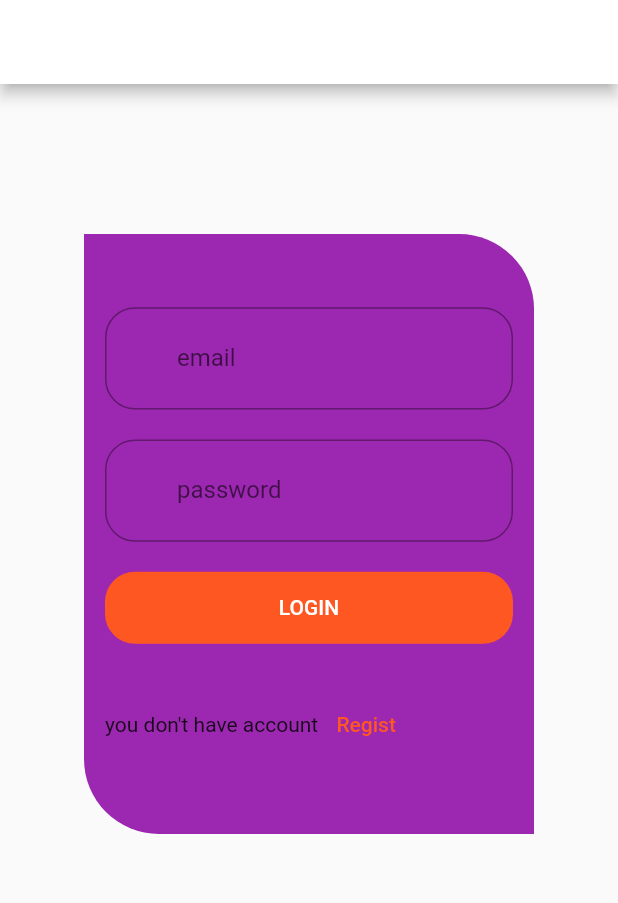
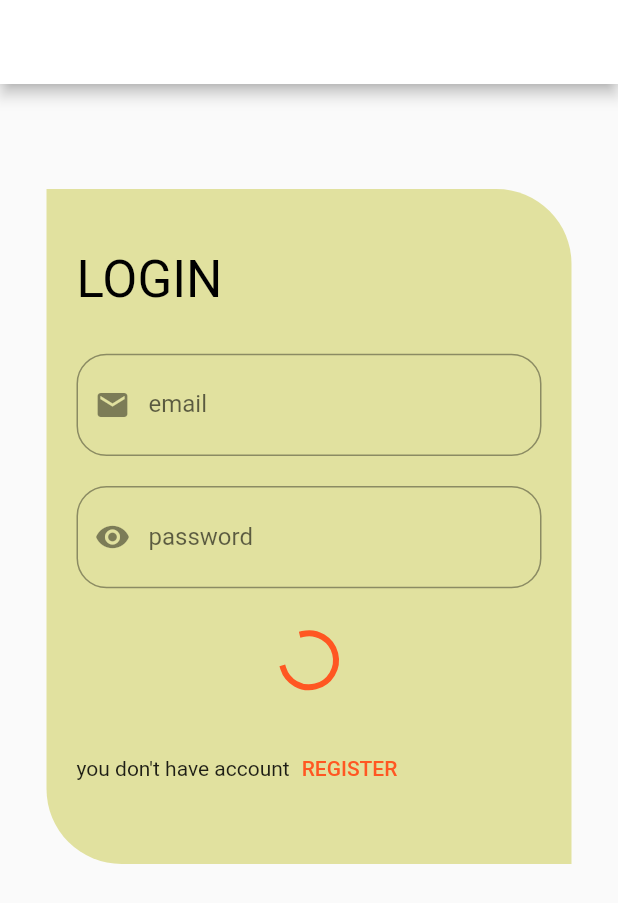
Before and after one commit to MohameHassan139/shope_app, a Flutter app: the LoginScreen screen opened directly, on a phone screen of 412 x 824 dp. Shown: the top 903 px of the screen. Run offline on Flutter 3.47's test engine with Material 2 defaults, Android fonts, the phone set to English and light mode, and no system bars; our stand-ins replace bloc, conditional_builder_null_safety, dio, flutter_bloc, shared_preferences, smooth_page_indicator; accounts and stored records are empty.

Commit message:
on login

```diff
--- /dev/null
+++ b/shop_app/lib/modules/login/cubit/login_states.dart
@@ -0,0 +1,12 @@
+abstract class LoginStates {}
+
+class LoginInatialState extends LoginStates {}
+
+class LoginLoadingState extends LoginStates {}
+
+class LoginSuccessState extends LoginStates {}
+
+class LoginErrorState extends LoginStates {
+  final String error;
+  LoginErrorState(this.error);
+}
--- a/shop_app/lib/modules/login/login_screen.dart
+++ b/shop_app/lib/modules/login/login_screen.dart
@@ -1,13 +1,27 @@
 import 'package:flutter/material.dart';
+import 'package:shop_app/modules/login/cubit/login_states.dart';
+import 'package:shop_app/modules/register/register_screen.dart';
 import 'package:shop_app/shared/network/local/componant/button.dart';
-
+import 'package:shop_app/shared/network/local/componant/navigate_to.dart';
+import 'package:shop_app/shared/network/local/componant/text_button.dart';
+import 'package:flutter_bloc/flutter_bloc.dart';
+import 'package:bloc/bloc.dart';
 import '../../shared/network/local/componant/textfromfield.dart';
+import 'cubit/login_cubit.dart';
+import 'package:conditional_builder_null_safety/conditional_builder_null_safety.dart';
 
 class LoginScreen extends StatelessWidget {
   TextEditingController controllerEmail = TextEditingController();
   TextEditingController controllerPassword = TextEditingController();
   @override
   Widget build(BuildContext context) {
+    return BlocProvider(
+      create: (BuildContext context) {
+        return LoginCubit();
+      },
+      child: BlocConsumer<LoginCubit, LoginStates>(
+          listener: (context, state) {},
+          builder: (context, state) {
             return Scaffold(
               appBar: AppBar(),
               body: SingleChildScrollView(
@@ -15,52 +29,73 @@ class LoginScreen extends StatelessWidget {
                   child: Column(
                     children: [
                       SizedBox(
-                height: 100,
+                        height: 70,
                       ),
                       Container(
-                height: 400,
-                width: 300,
+                        height: 450,
+                        width: 350,
                         clipBehavior: Clip.antiAliasWithSaveLayer,
                         decoration: BoxDecoration(
-                  color: Colors.purple,
+                          color: Color.fromARGB(198, 218, 218, 133),
                           borderRadius: BorderRadius.only(
                             bottomLeft: Radius.circular(50),
                             topRight: Radius.circular(50),
                           ),
                         ),
                         child: Padding(
-                  padding: const EdgeInsets.all(14.0),
+                          padding: const EdgeInsets.all(20.0),
                           child: Column(
                               mainAxisAlignment: MainAxisAlignment.center,
+                              crossAxisAlignment: CrossAxisAlignment.start,
                               children: [
+                                Text(
+                                  'LOGIN',
+                                  style: Theme.of(context)
+                                      .textTheme
+                                      .headline4
+                                      ?.copyWith(
+                                        color: Colors.black,
+                                      ),
+                                ),
+                                SizedBox(
+                                  height: 30,
+                                ),
                                 defaultTextFormField(
                                   labelText: 'email',
                                   textController: controllerEmail,
-                          prprefixIcon: Icons.email,
+                                  prefixIcone: Icons.email,
                                 ),
                                 SizedBox(
                                   height: 20,
                                 ),
                                 defaultTextFormField(
                                   validater: (p0) {
-                            if (p0 == null) {
+                                    if (p0?.isEmpty == true) {
                                       return 'should enter email';
                                     }
                                   },
                                   isPassword: true,
                                   labelText: 'password',
                                   textController: controllerPassword,
-                          prprefixIcon: Icons.lock,
+                                  prefixIcone: Icons.remove_red_eye,
                                   suffix: Icons.remove_red_eye,
                                 ),
                                 SizedBox(
-                          height: 20,
+                                  height: 30,
                                 ),
-                        defaultButton(
+                                ConditionalBuilder(
+                                  condition: state is! LoginInatialState,
+                                  builder: (context) => defaultButton(
                                     onPressed: () {
-                            //TODO
+                                      LoginCubit.get(context).login(
+                                        email: controllerEmail.text,
+                                        password: controllerPassword.text,
+                                      );
                                     },
                                     text: 'LOGIN',
+                                  ),
+                                  fallback: (context) => Center(
+                                      child: CircularProgressIndicator()),
                                 ),
                                 SizedBox(
                                   height: 30,
@@ -68,12 +103,14 @@ class LoginScreen extends StatelessWidget {
                                 Row(
                                   children: [
                                     Text('you don\'t have account'),
-                            TextButton(
-                              onPressed: () {
-                                //TODO
+                                    defuiltTextButtom(
+                                      onpressed: () {
+                                        navigateTo(
+                                            context: context,
+                                            wiget: RegisterScreen());
                                       },
-                              child: Text('Regist'),
-                            )
+                                      text: 'register',
+                                    ),
                                   ],
                                 )
                               ]),
@@ -84,5 +121,7 @@ class LoginScreen extends StatelessWidget {
                 ),
               ),
             );
+          }),
+    );
   }
 }
--- /dev/null
+++ b/shop_app/lib/shared/network/local/componant/text_button.dart
@@ -0,0 +1,11 @@
+
+import 'package:flutter/material.dart';
+
+Widget defuiltTextButtom(
+    {required VoidCallback? onpressed, required String text}
+    ) {
+  return TextButton(
+    onPressed: onpressed,
+    child: Text(text.toUpperCase()),
+  );
+}
--- a/shop_app/lib/shared/network/local/componant/textfromfield.dart
+++ b/shop_app/lib/shared/network/local/componant/textfromfield.dart
@@ -7,9 +7,9 @@ Widget defaultTextFormField({
   VoidCallback? Function(String?)? onChanged,
   String? Function(String?)? validater,
   IconData? suffix,
-  IconData? prefixIcon,
+  IconData? prefixIcone,
   bool isPassword = false,
-  VoidCallback? onTap, required IconData prprefixIcon,
+  VoidCallback? onTap,
 }) =>
     TextFormField(
       onTap: onTap,
@@ -26,7 +26,7 @@ Widget defaultTextFormField({
             Radius.circular(20),
           ),
         ),
-        prefixIcon: Icon(prefixIcon),
+        prefixIcon: Icon(prefixIcone),
         suffix: Icon(suffix),
       ),
     );
--- a/shop_app/lib/shared/network/remote/dio_helper.dart
+++ b/shop_app/lib/shared/network/remote/dio_helper.dart
@@ -6,14 +6,17 @@ class DioHelper {
   static init() {
     dio = Dio(
       BaseOptions(
-        baseUrl: 'http://newsapi.org/',
+        baseUrl: 'https://student.valuxapps.com/api/',
         receiveDataWhenStatusError: true,
+        headers: {
+          'Content-Type':'application/json'
+        }
       ),
     );
   }
 
   //method url
-  Future<Response>? getdata({
+  Future<Response>? getData({
     required String path,
     required  map,
   }) async {
@@ -22,8 +25,18 @@ class DioHelper {
       queryParameters: map,
     );
   }
-}
 
 
 
-// https://newsapi.org/v2/everything?q=teslamak
+  static Future<Response>? postData({
+    required String path,
+    Map<String , dynamic>?  map,
+    required Map<String , dynamic>  data,
+  }) async {
+    return await dio!.post(
+      path,
+      queryParameters: map,
+      data: data,
+    );
+  }
+}
--- /dev/null
+++ b/shop_app/lib/shared/network/remote/end_point.dart
@@ -0,0 +1 @@
+const LOGIN = 'login';
--- a/shop_app/pubspec.yaml
+++ b/shop_app/pubspec.yaml
@@ -44,6 +44,9 @@ dev_dependencies:
   smooth_page_indicator: ^1.0.1
   shared_preferences: ^2.0.20
   dio: ^5.1.0
+  flutter_bloc: ^8.1.2
+  bloc: ^8.1.1
+  conditional_builder_null_safety: ^0.0.6
 
   # The "flutter_lints" package below contains a set of recommended lints to
   # encourage good coding practices. The lint set provided by the package is
```
Also changed, not shown: shop_app/lib/modules/login/cubit/login_cubit.dart (added, +28 -0 lines), shop_app/lib/modules/register/register_screen.dart (added, +14 -0 lines), shop_app/lib/on_poarding/onboarding_screen.dart (+8 -5 lines), shop_app/pubspec.lock. Lines whose indentation alone changed are shown as unchanged.
